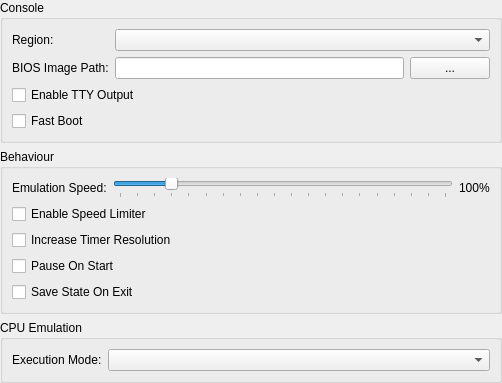
Old version of the form src/duckstation-qt/consolesettingswidget.ui in the repository kofxi3584karlayang/duckstation.
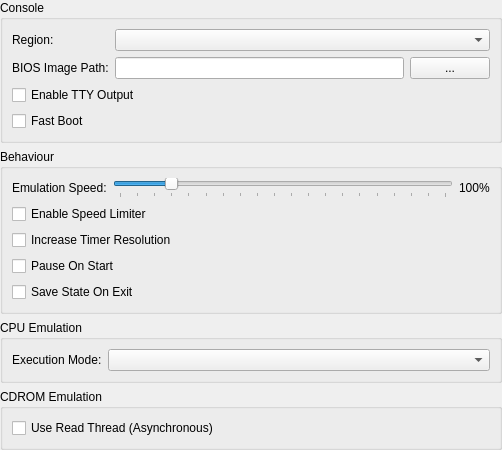
New version of the form.

Commit message: CDROM: Implement asynchronous disc reading

```diff
--- a/src/duckstation-qt/consolesettingswidget.ui
+++ b/src/duckstation-qt/consolesettingswidget.ui
@@ -182,6 +182,22 @@
      </layout>
     </widget>
    </item>
+   <item>
+    <widget class="QGroupBox" name="groupBox_4">
+     <property name="title">
+      <string>CDROM Emulation</string>
+     </property>
+     <layout class="QFormLayout" name="formLayout_4">
+      <item row="0" column="0" colspan="2">
+       <widget class="QCheckBox" name="cdromReadThread">
+        <property name="text">
+         <string>Use Read Thread (Asynchronous)</string>
+        </property>
+       </widget>
+      </item>
+     </layout>
+    </widget>
+   </item>
    <item>
     <spacer name="verticalSpacer">
      <property name="orientation">
```
The commit also changes 12 other files.
